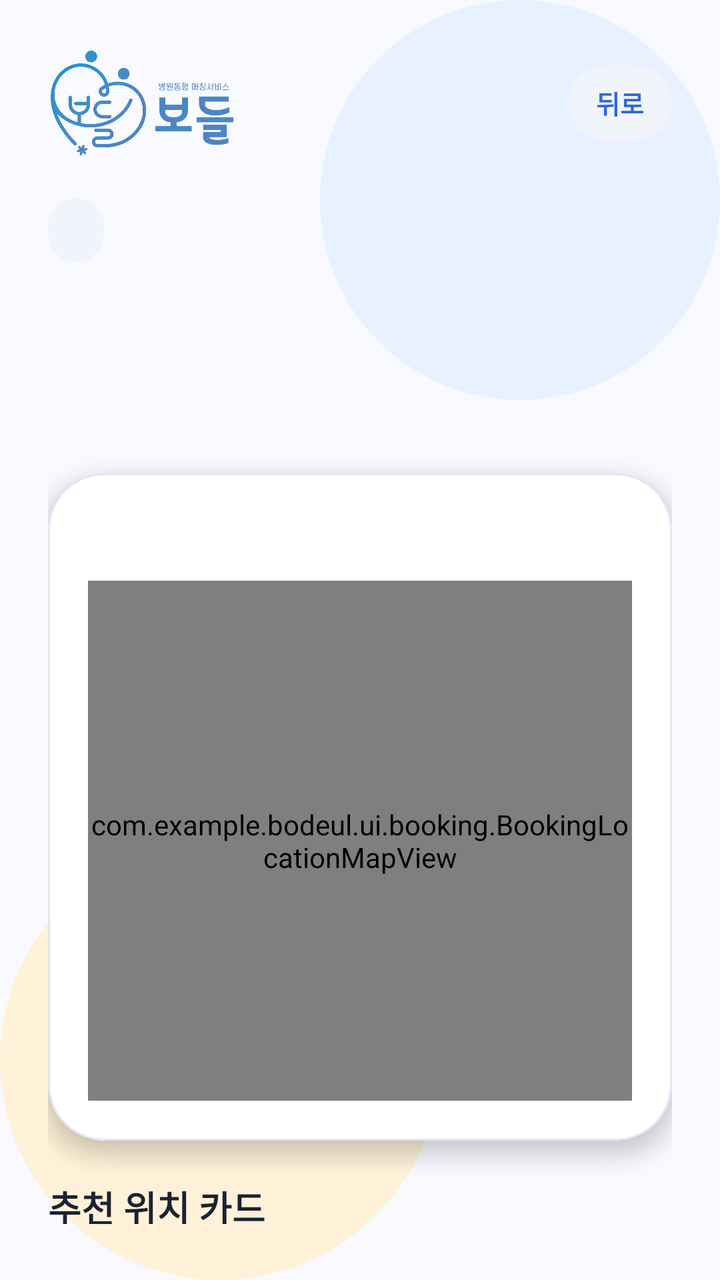
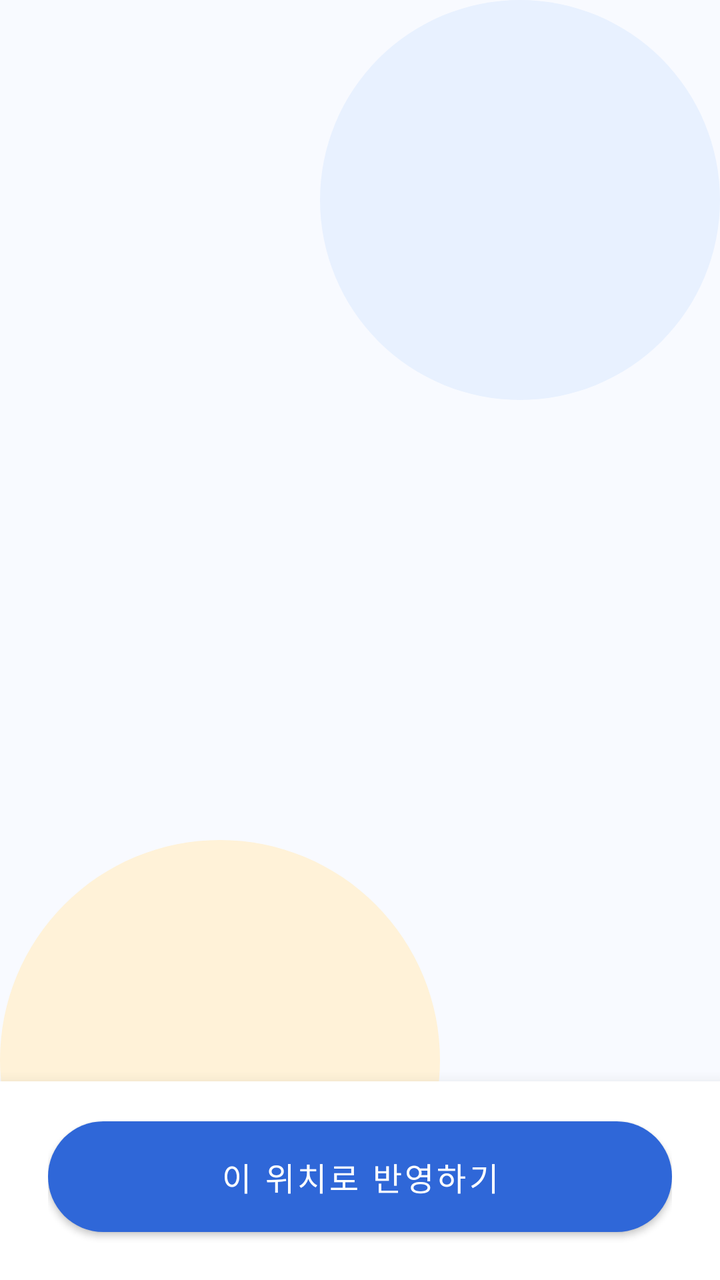

An Android layout rendered at two revisions. The XML below is the earlier revision; the diff shows what the commit changed to produce the second picture.
<!-- AndroidManifest.xml: application theme Theme.Bodeul -->
<!-- res/layout/activity_booking_location_selector.xml -->
<?xml version="1.0" encoding="utf-8"?>
<LinearLayout xmlns:android="http://schemas.android.com/apk/res/android"
    xmlns:app="http://schemas.android.com/apk/res-auto"
    android:layout_width="match_parent"
    android:layout_height="match_parent"
    android:background="@drawable/bg_screen_glow"
    android:orientation="vertical"
    android:paddingStart="24dp"
    android:paddingTop="24dp"
    android:paddingEnd="24dp"
    android:paddingBottom="28dp">

    <LinearLayout
        android:layout_width="match_parent"
        android:layout_height="wrap_content"
        android:gravity="center_vertical"
        android:orientation="horizontal">

        <ImageView
            android:layout_width="94dp"
            android:layout_height="wrap_content"
            android:adjustViewBounds="true"
            android:contentDescription="@string/app_name"
            android:src="@drawable/bodeul_logo_full" />

        <Space
            android:layout_width="0dp"
            android:layout_height="1dp"
            android:layout_weight="1" />

        <TextView
            android:id="@+id/buttonBackBookingLocation"
            android:layout_width="wrap_content"
            android:layout_height="wrap_content"
            android:background="@drawable/bg_surface_pill"
            android:paddingStart="14dp"
            android:paddingTop="9dp"
            android:paddingEnd="14dp"
            android:paddingBottom="9dp"
            android:text="@string/guide_back"
            android:textColor="@color/bodeul_primary"
            android:textSize="13sp"
            android:textStyle="bold" />
    </LinearLayout>

    <TextView
        android:id="@+id/textBookingLocationBadge"
        android:layout_width="wrap_content"
        android:layout_height="wrap_content"
        android:layout_marginTop="20dp"
        android:background="@drawable/bg_surface_pill"
        android:paddingStart="14dp"
        android:paddingTop="8dp"
        android:paddingEnd="14dp"
        android:paddingBottom="8dp"
        android:textColor="@color/bodeul_primary"
        android:textSize="12sp"
        android:textStyle="bold" />

    <TextView
        android:id="@+id/textBookingLocationTitle"
        android:layout_width="match_parent"
        android:layout_height="wrap_content"
        android:layout_marginTop="18dp"
        android:textColor="@color/bodeul_text_primary"
        android:textSize="30sp"
        android:textStyle="bold" />

    <TextView
        android:id="@+id/textBookingLocationBody"
        android:layout_width="match_parent"
        android:layout_height="wrap_content"
        android:layout_marginTop="8dp"
        android:lineSpacingExtra="4dp"
        android:textColor="@color/bodeul_text_secondary"
        android:textSize="14sp" />

    <com.google.android.material.card.MaterialCardView
        android:layout_width="match_parent"
        android:layout_height="wrap_content"
        android:layout_marginTop="20dp"
        app:cardBackgroundColor="@color/bodeul_surface"
        app:cardCornerRadius="28dp"
        app:cardElevation="6dp"
        app:strokeColor="@color/bodeul_outline"
        app:strokeWidth="1dp">

        <LinearLayout
            android:layout_width="match_parent"
            android:layout_height="wrap_content"
            android:orientation="vertical"
            android:padding="20dp">

            <TextView
                android:id="@+id/textBookingLocationHelper"
                android:layout_width="match_parent"
                android:layout_height="wrap_content"
                android:lineSpacingExtra="4dp"
                android:textColor="@color/bodeul_text_secondary"
                android:textSize="13sp" />

            <com.example.bodeul.ui.booking.BookingLocationMapView
                android:id="@+id/viewBookingLocationMap"
                android:layout_width="match_parent"
                android:layout_height="260dp"
                android:layout_marginTop="16dp" />
        </LinearLayout>
    </com.google.android.material.card.MaterialCardView>

    <TextView
        android:layout_width="match_parent"
        android:layout_height="wrap_content"
        android:layout_marginTop="20dp"
        android:text="@string/booking_location_selector_list_title"
        android:textColor="@color/bodeul_text_primary"
        android:textSize="18sp"
        android:textStyle="bold" />

    <ListView
        android:id="@+id/listBookingLocationOptions"
        android:layout_width="match_parent"
        android:layout_height="0dp"
        android:layout_marginTop="12dp"
        android:layout_weight="1"
        android:divider="@android:color/transparent"
        android:dividerHeight="12dp"
        android:listSelector="@android:color/transparent"
        android:paddingBottom="8dp"
        android:scrollbars="none" />

    <com.google.android.material.button.MaterialButton
        android:id="@+id/buttonBookingLocationConfirm"
        style="@style/BodeulHomeButton"
        android:layout_marginTop="20dp"
        android:text="@string/booking_location_selector_confirm" />

</LinearLayout>
<!-- resources referenced by this layout -->
<resources>
  <color name="bodeul_outline">#E0E6F3</color>
  <color name="bodeul_primary">#2F67D8</color>
  <color name="bodeul_surface">#FFFFFFFF</color>
  <color name="bodeul_text_primary">#1A2234</color>
  <color name="bodeul_text_secondary">#747D93</color>
  <!-- drawable bg_screen_glow (drawable) -->
  <?xml version="1.0" encoding="utf-8"?>
  <layer-list xmlns:android="http://schemas.android.com/apk/res/android">
      <item>
          <shape android:shape="rectangle">
              <solid android:color="@color/bodeul_background" />
          </shape>
      </item>
      <item
          android:width="220dp"
          android:height="220dp"
          android:gravity="bottom|left">
          <shape android:shape="oval">
              <solid android:color="@color/bodeul_warm_glow" />
          </shape>
      </item>
      <item
          android:width="200dp"
          android:height="200dp"
          android:gravity="top|right">
          <shape android:shape="oval">
              <solid android:color="@color/bodeul_cool_glow" />
          </shape>
      </item>
  </layer-list>
  <!-- drawable bg_surface_pill (drawable) -->
  <?xml version="1.0" encoding="utf-8"?>
  <shape xmlns:android="http://schemas.android.com/apk/res/android" android:shape="rectangle">
      <solid android:color="@color/bodeul_surface_alt" />
      <corners android:radius="999dp" />
  </shape>
  <!-- drawable bodeul_logo_full: png bitmap (drawable-nodpi, 30430 bytes) -->
  <string name="app_name">보들</string>
  <string name="booking_location_selector_confirm">이 위치로 반영하기</string>
  <string name="booking_location_selector_list_title">추천 위치 카드</string>
  <string name="guide_back">뒤로</string>
  <style name="BodeulHomeButton">
          <item name="android:layout_width">match_parent</item>
          <item name="android:layout_height">wrap_content</item>
          <item name="android:layout_marginTop">12dp</item>
          <item name="android:minHeight">58dp</item>
          <item name="android:paddingStart">20dp</item>
          <item name="android:paddingEnd">20dp</item>
          <item name="android:paddingTop">16dp</item>
          <item name="android:paddingBottom">16dp</item>
          <item name="android:textAllCaps">false</item>
          <item name="android:textColor">@color/white</item>
          <item name="android:textSize">16sp</item>
          <item name="backgroundTint">@color/bodeul_primary</item>
          <item name="cornerRadius">28dp</item>
          <item name="elevation">3dp</item>
      </style>
  <style name="Theme.Bodeul" parent="Theme.MaterialComponents.DayNight.NoActionBar">
          <item name="colorPrimary">@color/bodeul_primary</item>
          <item name="colorPrimaryVariant">@color/bodeul_primary_dark</item>
          <item name="colorOnPrimary">@color/white</item>
          <item name="colorSecondary">@color/bodeul_secondary</item>
          <item name="colorSecondaryVariant">@color/bodeul_secondary</item>
          <item name="colorOnSecondary">@color/bodeul_text_primary</item>
          <item name="android:statusBarColor">?attr/colorPrimaryVariant</item>
          <item name="android:windowBackground">@color/bodeul_background</item>
      </style>
  <color name="bodeul_background">#F8FAFF</color>
  <color name="bodeul_warm_glow">#FFF2D8</color>
  <color name="bodeul_cool_glow">#E8F1FF</color>
  <color name="bodeul_surface_alt">#F1F4FB</color>
  <color name="white">#FFFFFFFF</color>
  <color name="bodeul_primary_dark">#2356BD</color>
  <color name="bodeul_secondary">#FDB544</color>
</resources>

<!-- the commit's change to res/layout/activity_booking_location_selector.xml (unified diff, before → after) -->
@@ -1,137 +1,41 @@
 <?xml version="1.0" encoding="utf-8"?>
 <LinearLayout xmlns:android="http://schemas.android.com/apk/res/android"
-    xmlns:app="http://schemas.android.com/apk/res-auto"
     android:layout_width="match_parent"
     android:layout_height="match_parent"
     android:background="@drawable/bg_screen_glow"
-    android:orientation="vertical"
-    android:paddingStart="24dp"
-    android:paddingTop="24dp"
-    android:paddingEnd="24dp"
-    android:paddingBottom="28dp">
-
-    <LinearLayout
-        android:layout_width="match_parent"
-        android:layout_height="wrap_content"
-        android:gravity="center_vertical"
-        android:orientation="horizontal">
-
-        <ImageView
-            android:layout_width="94dp"
-            android:layout_height="wrap_content"
-            android:adjustViewBounds="true"
-            android:contentDescription="@string/app_name"
-            android:src="@drawable/bodeul_logo_full" />
-
-        <Space
-            android:layout_width="0dp"
-            android:layout_height="1dp"
-            android:layout_weight="1" />
-
-        <TextView
-            android:id="@+id/buttonBackBookingLocation"
-            android:layout_width="wrap_content"
-            android:layout_height="wrap_content"
-            android:background="@drawable/bg_surface_pill"
-            android:paddingStart="14dp"
-            android:paddingTop="9dp"
-            android:paddingEnd="14dp"
-            android:paddingBottom="9dp"
-            android:text="@string/guide_back"
-            android:textColor="@color/bodeul_primary"
-            android:textSize="13sp"
-            android:textStyle="bold" />
-    </LinearLayout>
-
-    <TextView
-        android:id="@+id/textBookingLocationBadge"
-        android:layout_width="wrap_content"
-        android:layout_height="wrap_content"
-        android:layout_marginTop="20dp"
-        android:background="@drawable/bg_surface_pill"
-        android:paddingStart="14dp"
-        android:paddingTop="8dp"
-        android:paddingEnd="14dp"
-        android:paddingBottom="8dp"
-        android:textColor="@color/bodeul_primary"
-        android:textSize="12sp"
-        android:textStyle="bold" />
-
-    <TextView
-        android:id="@+id/textBookingLocationTitle"
-        android:layout_width="match_parent"
-        android:layout_height="wrap_content"
-        android:layout_marginTop="18dp"
-        android:textColor="@color/bodeul_text_primary"
-        android:textSize="30sp"
-        android:textStyle="bold" />
-
-    <TextView
-        android:id="@+id/textBookingLocationBody"
-        android:layout_width="match_parent"
-        android:layout_height="wrap_content"
-        android:layout_marginTop="8dp"
-        android:lineSpacingExtra="4dp"
-        android:textColor="@color/bodeul_text_secondary"
-        android:textSize="14sp" />
-
-    <com.google.android.material.card.MaterialCardView
-        android:layout_width="match_parent"
-        android:layout_height="wrap_content"
-        android:layout_marginTop="20dp"
-        app:cardBackgroundColor="@color/bodeul_surface"
-        app:cardCornerRadius="28dp"
-        app:cardElevation="6dp"
-        app:strokeColor="@color/bodeul_outline"
-        app:strokeWidth="1dp">
-
-        <LinearLayout
-            android:layout_width="match_parent"
-            android:layout_height="wrap_content"
-            android:orientation="vertical"
-            android:padding="20dp">
-
-            <TextView
-                android:id="@+id/textBookingLocationHelper"
-                android:layout_width="match_parent"
-                android:layout_height="wrap_content"
-                android:lineSpacingExtra="4dp"
-                android:textColor="@color/bodeul_text_secondary"
-                android:textSize="13sp" />
-
-            <com.example.bodeul.ui.booking.BookingLocationMapView
-                android:id="@+id/viewBookingLocationMap"
-                android:layout_width="match_parent"
-                android:layout_height="260dp"
-                android:layout_marginTop="16dp" />
-        </LinearLayout>
-    </com.google.android.material.card.MaterialCardView>
-
-    <TextView
-        android:layout_width="match_parent"
-        android:layout_height="wrap_content"
-        android:layout_marginTop="20dp"
-        android:text="@string/booking_location_selector_list_title"
-        android:textColor="@color/bodeul_text_primary"
-        android:textSize="18sp"
-        android:textStyle="bold" />
+    android:orientation="vertical">
 
     <ListView
         android:id="@+id/listBookingLocationOptions"
         android:layout_width="match_parent"
         android:layout_height="0dp"
-        android:layout_marginTop="12dp"
         android:layout_weight="1"
+        android:clipToPadding="false"
         android:divider="@android:color/transparent"
         android:dividerHeight="12dp"
         android:listSelector="@android:color/transparent"
-        android:paddingBottom="8dp"
+        android:paddingStart="24dp"
+        android:paddingTop="24dp"
+        android:paddingEnd="24dp"
+        android:paddingBottom="24dp"
         android:scrollbars="none" />
 
-    <com.google.android.material.button.MaterialButton
-        android:id="@+id/buttonBookingLocationConfirm"
-        style="@style/BodeulHomeButton"
-        android:layout_marginTop="20dp"
-        android:text="@string/booking_location_selector_confirm" />
+    <FrameLayout
+        android:id="@+id/bookingLocationBottomAction"
+        android:layout_width="match_parent"
+        android:layout_height="wrap_content"
+        android:background="@color/bodeul_surface"
+        android:elevation="12dp"
+        android:paddingStart="24dp"
+        android:paddingTop="14dp"
+        android:paddingEnd="24dp"
+        android:paddingBottom="18dp">
+
+        <com.google.android.material.button.MaterialButton
+            android:id="@+id/buttonBookingLocationConfirm"
+            style="@style/BodeulHomeButton"
+            android:layout_marginTop="0dp"
+            android:text="@string/booking_location_selector_confirm" />
+    </FrameLayout>
 
 </LinearLayout>
<!-- resource entries referenced after the edit -->
@@ -1,10 +1,8 @@
 <!-- resources referenced by this layout -->
 <resources>
-  <color name="bodeul_outline">#E0E6F3</color>
   <color name="bodeul_primary">#2F67D8</color>
   <color name="bodeul_surface">#FFFFFFFF</color>
   <color name="bodeul_text_primary">#1A2234</color>
-  <color name="bodeul_text_secondary">#747D93</color>
   <!-- drawable bg_screen_glow (drawable) -->
   <?xml version="1.0" encoding="utf-8"?>
   <layer-list xmlns:android="http://schemas.android.com/apk/res/android">
@@ -30,17 +28,7 @@
           </shape>
       </item>
   </layer-list>
-  <!-- drawable bg_surface_pill (drawable) -->
-  <?xml version="1.0" encoding="utf-8"?>
-  <shape xmlns:android="http://schemas.android.com/apk/res/android" android:shape="rectangle">
-      <solid android:color="@color/bodeul_surface_alt" />
-      <corners android:radius="999dp" />
-  </shape>
-  <!-- drawable bodeul_logo_full: png bitmap (drawable-nodpi, 30430 bytes) -->
-  <string name="app_name">보들</string>
   <string name="booking_location_selector_confirm">이 위치로 반영하기</string>
-  <string name="booking_location_selector_list_title">추천 위치 카드</string>
-  <string name="guide_back">뒤로</string>
   <style name="BodeulHomeButton">
           <item name="android:layout_width">match_parent</item>
           <item name="android:layout_height">wrap_content</item>
@@ -70,7 +58,6 @@
   <color name="bodeul_background">#F8FAFF</color>
   <color name="bodeul_warm_glow">#FFF2D8</color>
   <color name="bodeul_cool_glow">#E8F1FF</color>
-  <color name="bodeul_surface_alt">#F1F4FB</color>
   <color name="white">#FFFFFFFF</color>
   <color name="bodeul_primary_dark">#2356BD</color>
   <color name="bodeul_secondary">#FDB544</color>
